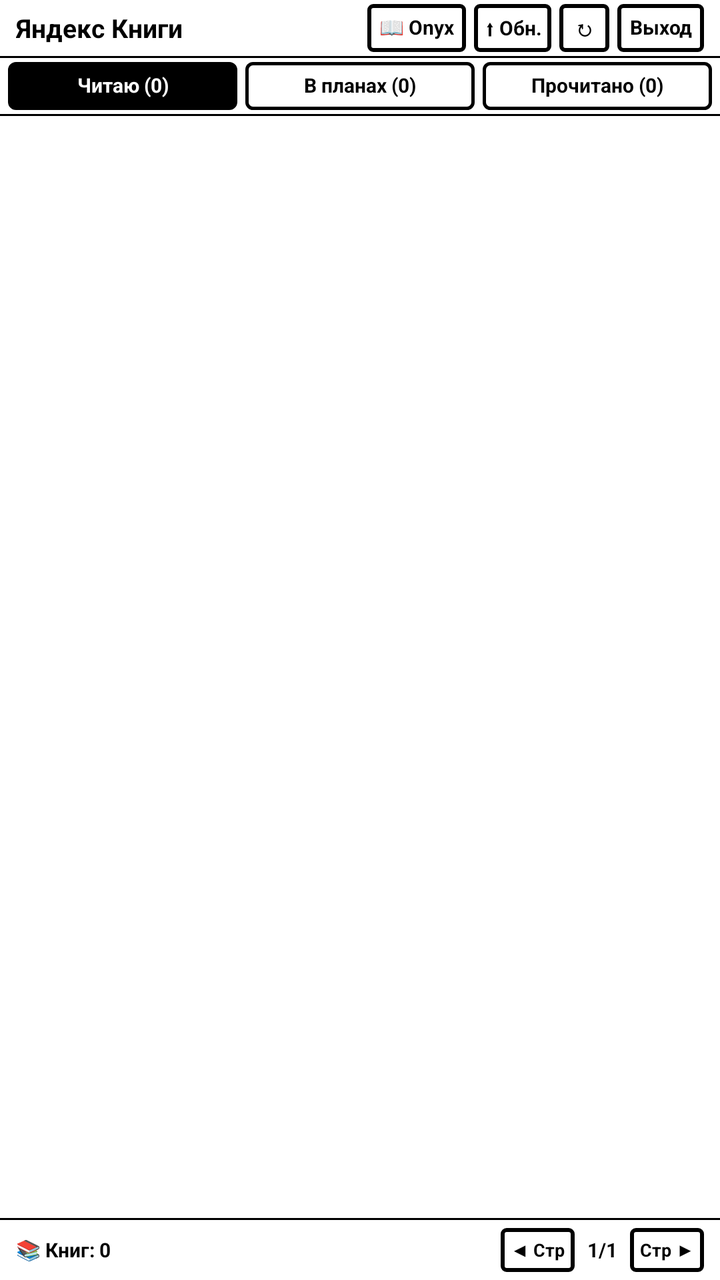
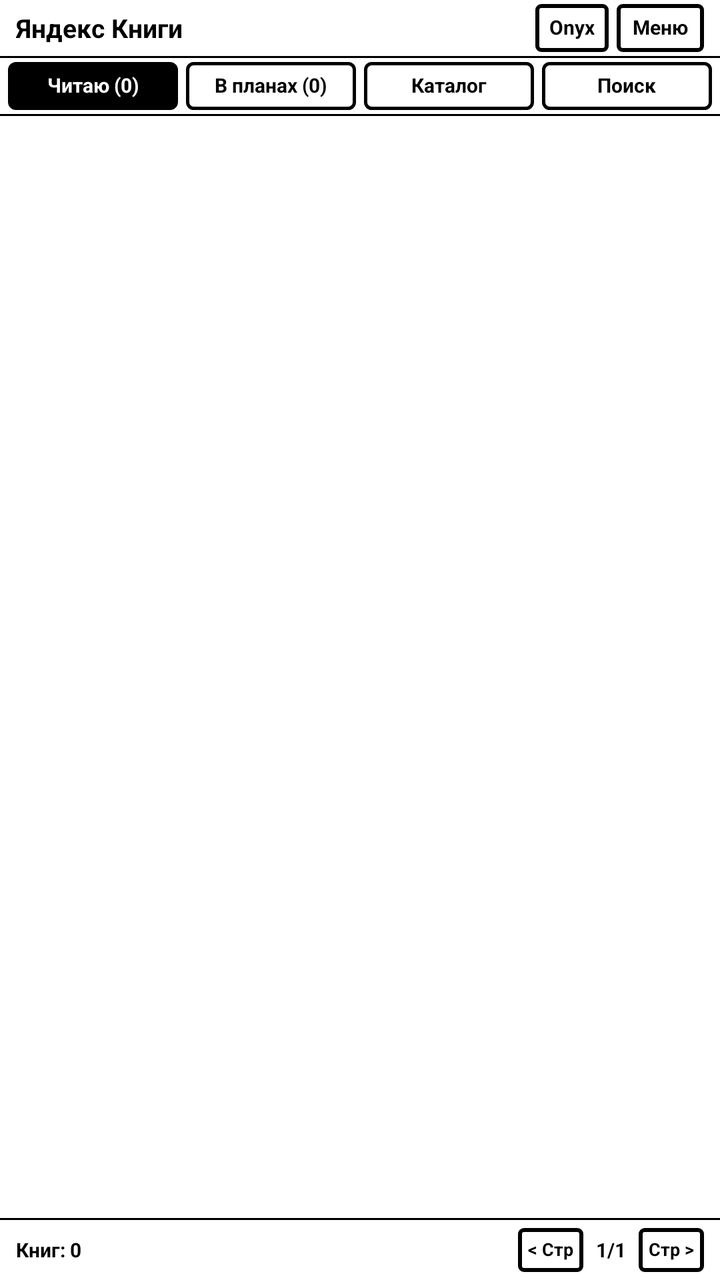

The first picture is an Android layout as it rendered before a commit; the second is the same layout after the commit. The layout source and the unified diff follow.
<!-- AndroidManifest.xml: application theme Theme.EInk -->
<!-- res/layout/activity_main.xml -->
<?xml version="1.0" encoding="utf-8"?>
<LinearLayout xmlns:android="http://schemas.android.com/apk/res/android"
    android:layout_width="match_parent"
    android:layout_height="match_parent"
    android:orientation="vertical"
    android:background="@color/eink_white">

    
    <LinearLayout
        android:layout_width="match_parent"
        android:layout_height="28dp"
        android:orientation="horizontal"
        android:gravity="center_vertical"
        android:paddingLeft="8dp"
        android:paddingRight="8dp"
        android:paddingTop="2dp"
        android:paddingBottom="2dp"
        android:background="@color/eink_white">

        <TextView
            android:layout_width="0dp"
            android:layout_height="wrap_content"
            android:layout_weight="1"
            android:text="Яндекс Книги"
            android:textSize="13sp"
            android:textStyle="bold"
            android:textColor="@color/eink_black"
            android:singleLine="true" />

        <Button
            android:id="@+id/btn_toggle_reader_mode"
            android:layout_width="wrap_content"
            android:layout_height="24dp"
            android:minHeight="0dp"
            android:minWidth="0dp"
            android:text="📖 Onyx"
            android:textSize="10sp"
            android:textStyle="bold"
            android:textColor="@color/eink_black"
            android:background="@drawable/btn_eink"
            android:includeFontPadding="false"
            android:paddingLeft="6dp"
            android:paddingRight="6dp"
            android:paddingTop="2dp"
            android:paddingBottom="2dp"
            android:layout_marginRight="4dp" />

        <Button
            android:id="@+id/btn_check_update"
            android:layout_width="wrap_content"
            android:layout_height="24dp"
            android:minHeight="0dp"
            android:minWidth="0dp"
            android:text="⬆ Обн."
            android:textSize="10sp"
            android:textStyle="bold"
            android:textColor="@color/eink_black"
            android:background="@drawable/btn_eink"
            android:includeFontPadding="false"
            android:paddingLeft="5dp"
            android:paddingRight="5dp"
            android:paddingTop="2dp"
            android:paddingBottom="2dp"
            android:layout_marginRight="4dp" />

        <Button
            android:id="@+id/btn_refresh_top"
            android:layout_width="wrap_content"
            android:layout_height="24dp"
            android:minHeight="0dp"
            android:minWidth="0dp"
            android:text="↻"
            android:textSize="11sp"
            android:textStyle="bold"
            android:textColor="@color/eink_black"
            android:background="@drawable/btn_eink"
            android:includeFontPadding="false"
            android:paddingLeft="7dp"
            android:paddingRight="7dp"
            android:paddingTop="2dp"
            android:paddingBottom="2dp"
            android:layout_marginRight="4dp" />

        <Button
            android:id="@+id/btn_logout"
            android:layout_width="wrap_content"
            android:layout_height="24dp"
            android:minHeight="0dp"
            android:minWidth="0dp"
            android:text="Выход"
            android:textSize="10sp"
            android:textStyle="bold"
            android:textColor="@color/eink_black"
            android:background="@drawable/btn_eink"
            android:includeFontPadding="false"
            android:paddingLeft="6dp"
            android:paddingRight="6dp"
            android:paddingTop="2dp"
            android:paddingBottom="2dp" />
    </LinearLayout>

    <View
        android:layout_width="match_parent"
        android:layout_height="1dp"
        android:background="@color/eink_black" />

    
    <LinearLayout
        android:layout_width="match_parent"
        android:layout_height="28dp"
        android:orientation="horizontal"
        android:paddingLeft="4dp"
        android:paddingRight="4dp"
        android:paddingTop="2dp"
        android:paddingBottom="2dp"
        android:background="@color/eink_white">

        <Button
            android:id="@+id/tab_reading_btn"
            android:layout_width="0dp"
            android:layout_height="24dp"
            android:minHeight="0dp"
            android:minWidth="0dp"
            android:layout_weight="1"
            android:text="Читаю (0)"
            android:textSize="10sp"
            android:textStyle="bold"
            android:textColor="@color/eink_white"
            android:background="@drawable/tab_eink_active"
            android:includeFontPadding="false"
            android:padding="0dp"
            android:layout_marginRight="2dp" />

        <Button
            android:id="@+id/tab_to_read_btn"
            android:layout_width="0dp"
            android:layout_height="24dp"
            android:minHeight="0dp"
            android:minWidth="0dp"
            android:layout_weight="1"
            android:text="В планах (0)"
            android:textSize="10sp"
            android:textStyle="bold"
            android:textColor="@color/eink_black"
            android:background="@drawable/tab_eink_inactive"
            android:includeFontPadding="false"
            android:padding="0dp"
            android:layout_marginLeft="2dp"
            android:layout_marginRight="2dp" />

        <Button
            android:id="@+id/tab_done_btn"
            android:layout_width="0dp"
            android:layout_height="24dp"
            android:minHeight="0dp"
            android:minWidth="0dp"
            android:layout_weight="1"
            android:text="Прочитано (0)"
            android:textSize="10sp"
            android:textStyle="bold"
            android:textColor="@color/eink_black"
            android:background="@drawable/tab_eink_inactive"
            android:includeFontPadding="false"
            android:padding="0dp"
            android:layout_marginLeft="2dp" />
    </LinearLayout>

    <View
        android:layout_width="match_parent"
        android:layout_height="1dp"
        android:background="@color/eink_black" />

    
    <TextView
        android:id="@+id/loading_text"
        android:layout_width="match_parent"
        android:layout_height="wrap_content"
        android:text="Синхронизация библиотеки с облаком Яндекса..."
        android:textSize="11sp"
        android:textStyle="bold"
        android:gravity="center"
        android:padding="4dp"
        android:textColor="@color/eink_white"
        android:background="@color/eink_black"
        android:visibility="gone" />

    
    <FrameLayout
        android:layout_width="match_parent"
        android:layout_height="0dp"
        android:layout_weight="1">

        
        <ListView
            android:id="@+id/books_list_view"
            android:layout_width="match_parent"
            android:layout_height="match_parent"
            android:divider="@color/eink_black"
            android:dividerHeight="1dp"
            android:footerDividersEnabled="false"
            android:headerDividersEnabled="false"
            android:overScrollMode="never" />

        
        <LinearLayout
            android:id="@+id/empty_state_container"
            android:layout_width="match_parent"
            android:layout_height="match_parent"
            android:orientation="vertical"
            android:gravity="center"
            android:padding="20dp"
            android:visibility="gone">

            <TextView
                android:layout_width="wrap_content"
                android:layout_height="wrap_content"
                android:text="@string/empty_shelf_title"
                android:textSize="18sp"
                android:textStyle="bold"
                android:textColor="@color/eink_black"
                android:gravity="center"
                android:layout_marginBottom="8dp" />

            <TextView
                android:layout_width="wrap_content"
                android:layout_height="wrap_content"
                android:text="@string/empty_shelf_hint"
                android:textSize="13sp"
                android:textColor="@color/eink_dark_gray"
                android:gravity="center"
                android:lineSpacingMultiplier="1.2"
                android:layout_marginBottom="16dp" />

            <Button
                android:id="@+id/btn_refresh_shelf"
                android:layout_width="wrap_content"
                android:layout_height="36dp"
                android:text="Обновить список книг"
                android:textSize="13sp"
                android:textStyle="bold"
                android:textColor="@color/eink_black"
                android:background="@drawable/btn_eink"
                android:paddingLeft="20dp"
                android:paddingRight="20dp" />
        </LinearLayout>

    </FrameLayout>

    
    <View
        android:layout_width="match_parent"
        android:layout_height="1dp"
        android:background="@color/eink_black" />

    
    <LinearLayout
        android:id="@+id/shelf_footer_bar"
        android:layout_width="match_parent"
        android:layout_height="30dp"
        android:orientation="horizontal"
        android:gravity="center_vertical"
        android:paddingLeft="8dp"
        android:paddingRight="8dp"
        android:background="@color/eink_white">

        <TextView
            android:id="@+id/shelf_footer_status"
            android:layout_width="0dp"
            android:layout_height="wrap_content"
            android:layout_weight="1"
            android:text="📚 Книг: 0"
            android:textSize="10sp"
            android:textStyle="bold"
            android:textColor="@color/eink_black"
            android:singleLine="true"
            android:ellipsize="end" />

        <Button
            android:id="@+id/btn_shelf_prev_page"
            android:layout_width="wrap_content"
            android:layout_height="22dp"
            android:minHeight="0dp"
            android:minWidth="0dp"
            android:text="◀ Стр"
            android:textSize="9sp"
            android:textStyle="bold"
            android:textColor="@color/eink_black"
            android:background="@drawable/btn_eink"
            android:includeFontPadding="false"
            android:paddingLeft="5dp"
            android:paddingRight="5dp"
            android:paddingTop="1dp"
            android:paddingBottom="1dp" />

        <TextView
            android:id="@+id/shelf_page_indicator"
            android:layout_width="wrap_content"
            android:layout_height="wrap_content"
            android:text=" 1/1 "
            android:textSize="10sp"
            android:textStyle="bold"
            android:textColor="@color/eink_black"
            android:layout_marginLeft="4dp"
            android:layout_marginRight="4dp" />

        <Button
            android:id="@+id/btn_shelf_next_page"
            android:layout_width="wrap_content"
            android:layout_height="22dp"
            android:minHeight="0dp"
            android:minWidth="0dp"
            android:text="Стр ▶"
            android:textSize="9sp"
            android:textStyle="bold"
            android:textColor="@color/eink_black"
            android:background="@drawable/btn_eink"
            android:includeFontPadding="false"
            android:paddingLeft="5dp"
            android:paddingRight="5dp"
            android:paddingTop="1dp"
            android:paddingBottom="1dp" />
    </LinearLayout>

</LinearLayout>
<!-- resources referenced by this layout -->
<resources>
  <color name="eink_black">#000000</color>
  <color name="eink_dark_gray">#222222</color>
  <color name="eink_white">#FFFFFF</color>
  <!-- drawable btn_eink (drawable) -->
  <?xml version="1.0" encoding="utf-8"?>
  <selector xmlns:android="http://schemas.android.com/apk/res/android">
      <item android:state_pressed="true">
          <shape android:shape="rectangle">
              <solid android:color="#000000" />
              <stroke android:width="2dp" android:color="#000000" />
              <corners android:radius="2dp" />
          </shape>
      </item>
      <item>
          <shape android:shape="rectangle">
              <solid android:color="#FFFFFF" />
              <stroke android:width="2dp" android:color="#000000" />
              <corners android:radius="2dp" />
          </shape>
      </item>
  </selector>
  <!-- drawable tab_eink_active (drawable) -->
  <?xml version="1.0" encoding="utf-8"?>
  <shape xmlns:android="http://schemas.android.com/apk/res/android"
      android:shape="rectangle">
      <solid android:color="#000000" />
      <stroke android:width="2dp" android:color="#000000" />
      <corners android:radius="3dp" />
  </shape>
  <!-- drawable tab_eink_inactive (drawable) -->
  <?xml version="1.0" encoding="utf-8"?>
  <shape xmlns:android="http://schemas.android.com/apk/res/android"
      android:shape="rectangle">
      <solid android:color="#FFFFFF" />
      <stroke android:width="1.5dp" android:color="#000000" />
      <corners android:radius="3dp" />
  </shape>
  <string name="empty_shelf_hint">Откройте книгу в приложении Яндекс Книги на смартфоне или добавьте из каталога, и она появится здесь.</string>
  <string name="empty_shelf_title">На этой полке пока нет книг</string>
  <style name="Theme.EInk" parent="android:Theme.Holo.Light.NoActionBar">
          <item name="android:windowBackground">@color/eink_white</item>
          <item name="android:colorBackground">@color/eink_white</item>
          <item name="android:textColorPrimary">@color/eink_black</item>
          <item name="android:windowAnimationStyle">@style/Animation.EInk.NoAnimation</item>
      </style>
  <style name="Animation.EInk.NoAnimation" parent="android:Animation">
          <item name="android:windowEnterAnimation">@null</item>
          <item name="android:windowExitAnimation">@null</item>
          <item name="android:activityOpenEnterAnimation">@null</item>
          <item name="android:activityOpenExitAnimation">@null</item>
          <item name="android:activityCloseEnterAnimation">@null</item>
          <item name="android:activityCloseExitAnimation">@null</item>
      </style>
</resources>

<!-- the commit's change to res/layout/activity_main.xml (unified diff, before → after) -->
@@ -33,44 +33,8 @@
             android:layout_height="24dp"
             android:minHeight="0dp"
             android:minWidth="0dp"
-            android:text="📖 Onyx"
-            android:textSize="10sp"
-            android:textStyle="bold"
-            android:textColor="@color/eink_black"
-            android:background="@drawable/btn_eink"
-            android:includeFontPadding="false"
-            android:paddingLeft="6dp"
-            android:paddingRight="6dp"
-            android:paddingTop="2dp"
-            android:paddingBottom="2dp"
-            android:layout_marginRight="4dp" />
-
-        <Button
-            android:id="@+id/btn_check_update"
-            android:layout_width="wrap_content"
-            android:layout_height="24dp"
-            android:minHeight="0dp"
-            android:minWidth="0dp"
-            android:text="⬆ Обн."
-            android:textSize="10sp"
-            android:textStyle="bold"
-            android:textColor="@color/eink_black"
-            android:background="@drawable/btn_eink"
-            android:includeFontPadding="false"
-            android:paddingLeft="5dp"
-            android:paddingRight="5dp"
-            android:paddingTop="2dp"
-            android:paddingBottom="2dp"
-            android:layout_marginRight="4dp" />
-
-        <Button
-            android:id="@+id/btn_refresh_top"
-            android:layout_width="wrap_content"
-            android:layout_height="24dp"
-            android:minHeight="0dp"
-            android:minWidth="0dp"
-            android:text="↻"
-            android:textSize="11sp"
+            android:text="Onyx"
+            android:textSize="10sp"
             android:textStyle="bold"
             android:textColor="@color/eink_black"
             android:background="@drawable/btn_eink"
@@ -82,19 +46,38 @@
             android:layout_marginRight="4dp" />
 
         <Button
-            android:id="@+id/btn_logout"
-            android:layout_width="wrap_content"
-            android:layout_height="24dp"
-            android:minHeight="0dp"
-            android:minWidth="0dp"
-            android:text="Выход"
-            android:textSize="10sp"
-            android:textStyle="bold"
-            android:textColor="@color/eink_black"
-            android:background="@drawable/btn_eink"
+            android:id="@+id/btn_check_update"
+            android:layout_width="wrap_content"
+            android:layout_height="24dp"
+            android:minHeight="0dp"
+            android:minWidth="0dp"
+            android:text="Обновить"
+            android:textSize="10sp"
+            android:textStyle="bold"
+            android:textColor="@color/eink_white"
+            android:background="@drawable/btn_eink_primary"
             android:includeFontPadding="false"
             android:paddingLeft="6dp"
             android:paddingRight="6dp"
+            android:paddingTop="2dp"
+            android:paddingBottom="2dp"
+            android:visibility="gone"
+            android:layout_marginRight="4dp" />
+
+        <Button
+            android:id="@+id/btn_main_menu"
+            android:layout_width="wrap_content"
+            android:layout_height="24dp"
+            android:minHeight="0dp"
+            android:minWidth="0dp"
+            android:text="Меню"
+            android:textSize="10sp"
+            android:textStyle="bold"
+            android:textColor="@color/eink_black"
+            android:background="@drawable/btn_eink"
+            android:includeFontPadding="false"
+            android:paddingLeft="8dp"
+            android:paddingRight="8dp"
             android:paddingTop="2dp"
             android:paddingBottom="2dp" />
     </LinearLayout>
@@ -149,13 +132,30 @@
             android:layout_marginRight="2dp" />
 
         <Button
-            android:id="@+id/tab_done_btn"
-            android:layout_width="0dp"
-            android:layout_height="24dp"
-            android:minHeight="0dp"
-            android:minWidth="0dp"
-            android:layout_weight="1"
-            android:text="Прочитано (0)"
+            android:id="@+id/tab_catalog_btn"
+            android:layout_width="0dp"
+            android:layout_height="24dp"
+            android:minHeight="0dp"
+            android:minWidth="0dp"
+            android:layout_weight="1"
+            android:text="Каталог"
+            android:textSize="10sp"
+            android:textStyle="bold"
+            android:textColor="@color/eink_black"
+            android:background="@drawable/tab_eink_inactive"
+            android:includeFontPadding="false"
+            android:padding="0dp"
+            android:layout_marginLeft="2dp"
+            android:layout_marginRight="2dp" />
+
+        <Button
+            android:id="@+id/tab_search_btn"
+            android:layout_width="0dp"
+            android:layout_height="24dp"
+            android:minHeight="0dp"
+            android:minWidth="0dp"
+            android:layout_weight="1"
+            android:text="Поиск"
             android:textSize="10sp"
             android:textStyle="bold"
             android:textColor="@color/eink_black"
@@ -169,6 +169,60 @@
         android:layout_width="match_parent"
         android:layout_height="1dp"
         android:background="@color/eink_black" />
+
+    
+    <LinearLayout
+        android:id="@+id/search_bar_container"
+        android:layout_width="match_parent"
+        android:layout_height="32dp"
+        android:orientation="horizontal"
+        android:gravity="center_vertical"
+        android:paddingLeft="8dp"
+        android:paddingRight="8dp"
+        android:paddingTop="2dp"
+        android:paddingBottom="2dp"
+        android:background="@color/eink_white"
+        android:visibility="gone">
+
+        <EditText
+            android:id="@+id/search_query_input"
+            android:layout_width="0dp"
+            android:layout_height="match_parent"
+            android:layout_weight="1"
+            android:hint="Название книги или автор..."
+            android:textSize="11sp"
+            android:textColor="@color/eink_black"
+            android:textColorHint="@color/eink_dark_gray"
+            android:background="@drawable/btn_eink"
+            android:paddingLeft="8dp"
+            android:paddingRight="8dp"
+            android:singleLine="true"
+            android:imeOptions="actionSearch"
+            android:inputType="text" />
+
+        <Button
+            android:id="@+id/btn_search_submit"
+            android:layout_width="wrap_content"
+            android:layout_height="match_parent"
+            android:minHeight="0dp"
+            android:minWidth="0dp"
+            android:text="Найти"
+            android:textSize="11sp"
+            android:textStyle="bold"
+            android:textColor="@color/eink_white"
+            android:background="@drawable/btn_eink_primary"
+            android:includeFontPadding="false"
+            android:paddingLeft="12dp"
+            android:paddingRight="12dp"
+            android:layout_marginLeft="6dp" />
+    </LinearLayout>
+
+    <View
+        android:id="@+id/search_bar_divider"
+        android:layout_width="match_parent"
+        android:layout_height="1dp"
+        android:background="@color/eink_black"
+        android:visibility="gone" />
 
     
     <TextView
@@ -268,7 +322,7 @@
             android:layout_width="0dp"
             android:layout_height="wrap_content"
             android:layout_weight="1"
-            android:text="📚 Книг: 0"
+            android:text="Книг: 0"
             android:textSize="10sp"
             android:textStyle="bold"
             android:textColor="@color/eink_black"
@@ -281,7 +335,7 @@
             android:layout_height="22dp"
             android:minHeight="0dp"
             android:minWidth="0dp"
-            android:text="◀ Стр"
+            android:text="&lt; Стр"
             android:textSize="9sp"
             android:textStyle="bold"
             android:textColor="@color/eink_black"
@@ -309,7 +363,7 @@
             android:layout_height="22dp"
             android:minHeight="0dp"
             android:minWidth="0dp"
-            android:text="Стр ▶"
+            android:text="Стр &gt;"
             android:textSize="9sp"
             android:textStyle="bold"
             android:textColor="@color/eink_black"
<!-- resource entries referenced after the edit -->
@@ -16,6 +16,24 @@
       <item>
           <shape android:shape="rectangle">
               <solid android:color="#FFFFFF" />
+              <stroke android:width="2dp" android:color="#000000" />
+              <corners android:radius="2dp" />
+          </shape>
+      </item>
+  </selector>
+  <!-- drawable btn_eink_primary (drawable) -->
+  <?xml version="1.0" encoding="utf-8"?>
+  <selector xmlns:android="http://schemas.android.com/apk/res/android">
+      <item android:state_pressed="true">
+          <shape android:shape="rectangle">
+              <solid android:color="#FFFFFF" />
+              <stroke android:width="2dp" android:color="#000000" />
+              <corners android:radius="2dp" />
+          </shape>
+      </item>
+      <item>
+          <shape android:shape="rectangle">
+              <solid android:color="#000000" />
               <stroke android:width="2dp" android:color="#000000" />
               <corners android:radius="2dp" />
           </shape>
